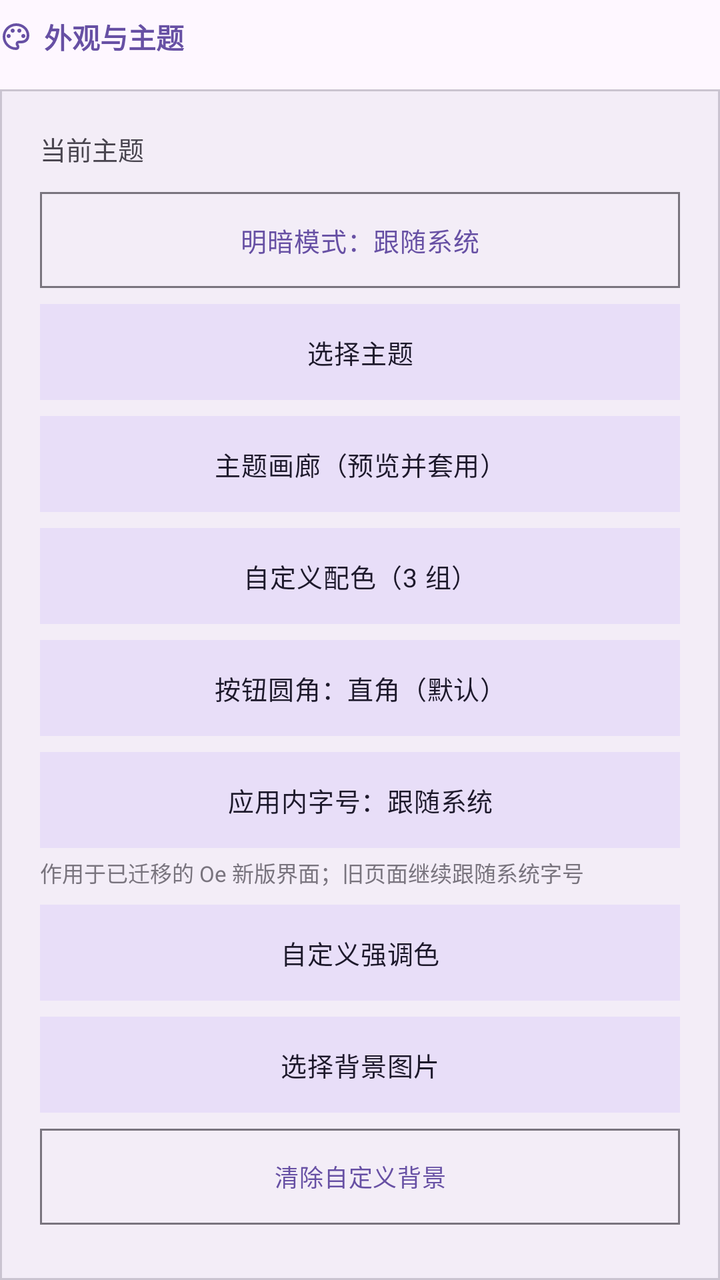
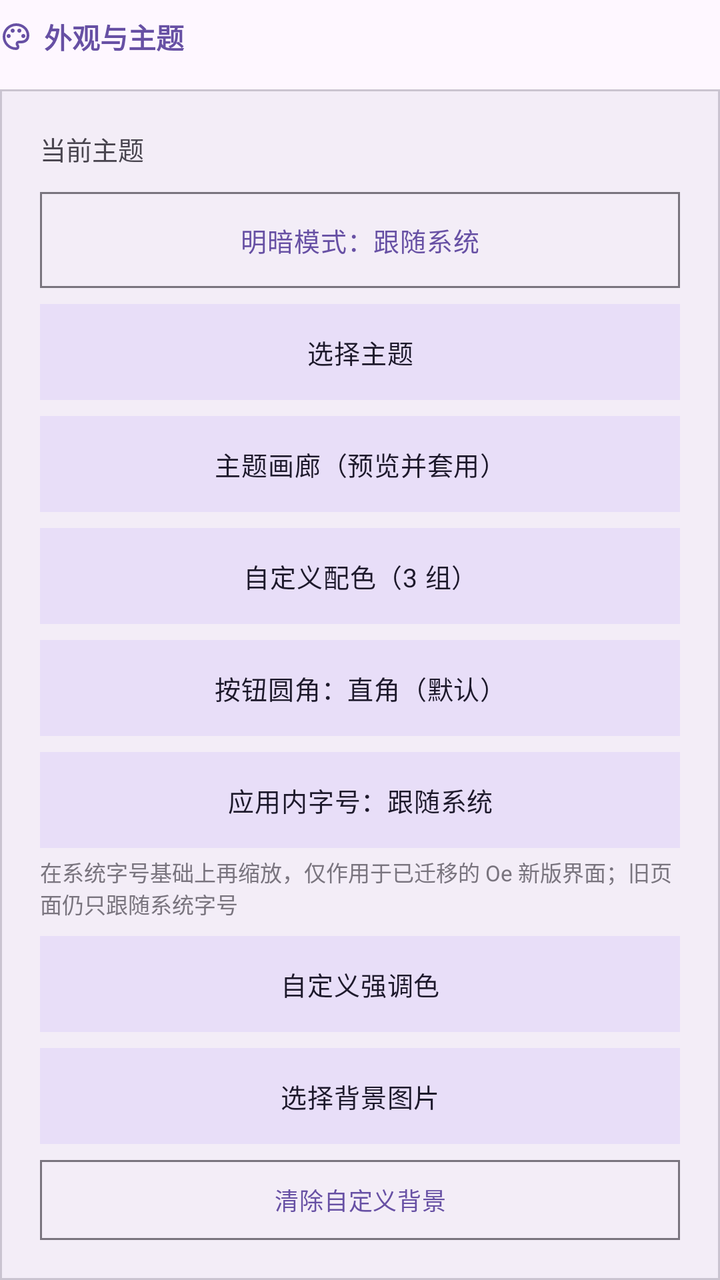

Before-and-after screenshots of an Android layout around one commit, followed by the original layout XML and the change that was made.
<!-- AndroidManifest.xml: application theme Theme.Orchestella -->
<!-- res/layout/layout_settings_section_appearance.xml -->
<?xml version="1.0" encoding="utf-8"?>
<LinearLayout xmlns:android="http://schemas.android.com/apk/res/android"
    xmlns:app="http://schemas.android.com/apk/res-auto"
    android:layout_width="match_parent"
    android:layout_height="wrap_content"
    android:orientation="vertical">

    <LinearLayout
        style="@style/Widget.Orchestella.InlineIconRow"
        android:layout_width="wrap_content"
        android:layout_height="wrap_content"
        android:layout_marginTop="@dimen/oe_space_sm"
        android:layout_marginBottom="@dimen/oe_space_sm">

        <ImageView
            style="@style/Widget.Orchestella.InlineIcon"
            app:srcCompat="@drawable/ic_sym_palette"
            app:tint="?attr/colorPrimary" />

        <TextView
            android:layout_width="wrap_content"
            android:layout_height="wrap_content"
            android:text="外观与主题"
            android:textSize="14sp"
            android:textStyle="bold"
            android:textColor="?attr/colorPrimary" />
    </LinearLayout>

    <com.google.android.material.card.MaterialCardView
        android:id="@+id/card_settings_theme"
        android:layout_width="match_parent"
        android:layout_height="wrap_content"
        android:layout_marginTop="@dimen/oe_space_sm"
        app:cardCornerRadius="0dp"
        app:cardElevation="0dp"
        app:strokeWidth="1dp"
        app:strokeColor="?attr/colorOutlineVariant"
        app:cardBackgroundColor="?attr/colorSurfaceContainer">

        <LinearLayout
            android:layout_width="match_parent"
            android:layout_height="wrap_content"
            android:orientation="vertical"
            android:padding="@dimen/oe_space_xl">

            <TextView
                android:id="@+id/txt_settings_theme_summary"
                android:layout_width="match_parent"
                android:layout_height="wrap_content"
                android:layout_marginBottom="@dimen/oe_space_md"
                android:text="当前主题"
                android:textSize="13sp"
                android:accessibilityLiveRegion="polite"
                android:textColor="?attr/colorOnSurfaceVariant" />

            <com.google.android.material.button.MaterialButton
                android:id="@+id/btn_pick_theme_mode"
                style="@style/Widget.Orchestella.Button.Outlined"
                android:layout_width="match_parent"
                android:layout_height="wrap_content"
                android:minHeight="48dp"
                android:insetTop="0dp"
                android:insetBottom="0dp"
                app:cornerRadius="0dp"
                android:text="明暗模式：跟随系统"
                android:textSize="13sp" />

            <com.google.android.material.button.MaterialButton
                android:id="@+id/btn_pick_theme"
                style="@style/Widget.Orchestella.Button.Tonal"
                android:layout_width="match_parent"
                android:layout_height="wrap_content"
                android:layout_marginTop="@dimen/oe_space_sm"
                android:minHeight="48dp"
                android:insetTop="0dp"
                android:insetBottom="0dp"
                app:cornerRadius="0dp"
                android:text="选择主题"
                android:textSize="13sp" />

            
            <com.google.android.material.button.MaterialButton
                android:id="@+id/btn_open_theme_gallery"
                style="@style/Widget.Orchestella.Button.Tonal"
                android:layout_width="match_parent"
                android:layout_height="wrap_content"
                android:layout_marginTop="@dimen/oe_space_sm"
                android:minHeight="48dp"
                android:insetTop="0dp"
                android:insetBottom="0dp"
                app:cornerRadius="0dp"
                android:text="@string/theme_gallery_entry"
                android:textSize="13sp" />

            <com.google.android.material.button.MaterialButton
                android:id="@+id/btn_pick_custom_theme"
                style="@style/Widget.Orchestella.Button.Tonal"
                android:layout_width="match_parent"
                android:layout_height="wrap_content"
                android:minHeight="48dp"
                android:layout_marginTop="@dimen/oe_space_sm"
                android:insetTop="0dp"
                android:insetBottom="0dp"
                app:cornerRadius="0dp"
                android:text="自定义配色（3 组）"
                android:textSize="13sp" />

            <com.google.android.material.button.MaterialButton
                android:id="@+id/btn_pick_corner_radius"
                style="@style/Widget.Orchestella.Button.Tonal"
                android:layout_width="match_parent"
                android:layout_height="wrap_content"
                android:minHeight="48dp"
                android:layout_marginTop="@dimen/oe_space_sm"
                android:insetTop="0dp"
                android:insetBottom="0dp"
                app:cornerRadius="0dp"
                android:text="按钮圆角：直角（默认）"
                android:textSize="13sp" />

            
            <com.google.android.material.button.MaterialButton
                android:id="@+id/btn_pick_text_scale"
                style="@style/Widget.Orchestella.Button.Tonal"
                android:layout_width="match_parent"
                android:layout_height="wrap_content"
                android:layout_marginTop="@dimen/oe_space_sm"
                android:minHeight="48dp"
                android:insetTop="0dp"
                android:insetBottom="0dp"
                app:cornerRadius="0dp"
                android:text="应用内字号：跟随系统"
                android:textSize="13sp" />

            <TextView
                android:id="@+id/txt_settings_text_scale_hint"
                android:layout_width="match_parent"
                android:layout_height="wrap_content"
                android:layout_marginTop="@dimen/oe_space_xs"
                android:text="作用于已迁移的 Oe 新版界面；旧页面继续跟随系统字号"
                android:textSize="11sp"
                android:textColor="?attr/colorOutline" />

            <com.google.android.material.button.MaterialButton
                android:id="@+id/btn_pick_accent"
                style="@style/Widget.Orchestella.Button.Tonal"
                android:layout_width="match_parent"
                android:layout_height="wrap_content"
                android:minHeight="48dp"
                android:layout_marginTop="@dimen/oe_space_sm"
                android:insetTop="0dp"
                android:insetBottom="0dp"
                app:cornerRadius="0dp"
                android:text="自定义强调色"
                android:textSize="13sp" />

            <com.google.android.material.button.MaterialButton
                android:id="@+id/btn_pick_background"
                style="@style/Widget.Orchestella.Button.Tonal"
                android:layout_width="match_parent"
                android:layout_height="wrap_content"
                android:minHeight="48dp"
                android:layout_marginTop="@dimen/oe_space_sm"
                android:insetTop="0dp"
                android:insetBottom="0dp"
                app:cornerRadius="0dp"
                android:text="选择背景图片"
                android:textSize="13sp" />

            <com.google.android.material.button.MaterialButton
                android:id="@+id/btn_clear_background"
                style="@style/Widget.Orchestella.Button.Outlined"
                android:layout_width="match_parent"
                android:layout_height="wrap_content"
                android:minHeight="48dp"
                android:layout_marginTop="@dimen/oe_space_sm"
                android:insetTop="0dp"
                android:insetBottom="0dp"
                app:cornerRadius="0dp"
                android:text="清除自定义背景"
                android:textSize="12sp" />

            <com.google.android.material.button.MaterialButton
                android:id="@+id/btn_pick_terminal_background"
                style="@style/Widget.Orchestella.Button.Tonal"
                android:layout_width="match_parent"
                android:layout_height="wrap_content"
                android:minHeight="48dp"
                android:layout_marginTop="@dimen/oe_space_sm"
                android:insetTop="0dp"
                android:insetBottom="0dp"
                app:cornerRadius="0dp"
                android:text="选择终端背景图片"
                android:textSize="13sp" />

            <com.google.android.material.button.MaterialButton
                android:id="@+id/btn_clear_terminal_background"
                style="@style/Widget.Orchestella.Button.Outlined"
                android:layout_width="match_parent"
                android:layout_height="wrap_content"
                android:minHeight="48dp"
                android:layout_marginTop="@dimen/oe_space_sm"
                android:insetTop="0dp"
                android:insetBottom="0dp"
                app:cornerRadius="0dp"
                android:text="清除终端背景"
                android:textSize="12sp" />

            <TextView
                android:id="@+id/txt_settings_theme_applies_live"
                android:layout_width="match_parent"
                android:layout_height="wrap_content"
                android:layout_marginTop="@dimen/oe_space_md"
                android:text="主题、配色、圆角与背景立即生效，无需重启"
                android:textSize="12sp"
                android:textColor="?attr/colorOutline" />

            
            <View
                android:layout_width="match_parent"
                android:layout_height="1dp"
                android:layout_marginTop="@dimen/oe_space_md"
                android:layout_marginBottom="@dimen/oe_space_md"
                android:background="?attr/colorOutlineVariant" />

            <LinearLayout
                android:layout_width="match_parent"
                android:layout_height="wrap_content"
                android:orientation="horizontal"
                android:gravity="center_vertical">

                <LinearLayout
                    android:layout_width="0dp"
                    android:layout_height="wrap_content"
                    android:layout_weight="1"
                    android:orientation="vertical">

                    <TextView
                        android:layout_width="wrap_content"
                        android:layout_height="wrap_content"
                        android:text="光标周期性闪烁动画"
                        android:textSize="15sp"
                        android:textStyle="bold"
                        android:textColor="?attr/colorOnSurface" />

                    <TextView
                        android:layout_width="wrap_content"
                        android:layout_height="wrap_content"
                        android:layout_marginTop="@dimen/oe_space_xs"
                        android:text="关闭后保持光标可见；偏好会保存并立即应用"
                        android:textSize="12sp"
                        android:textColor="?attr/colorOutline" />
                </LinearLayout>

                <com.google.android.material.materialswitch.MaterialSwitch
                    android:id="@+id/switch_settings_cursor_blink"
                    android:layout_width="wrap_content"
                    android:layout_height="wrap_content"
                    android:minWidth="48dp"
                    android:minHeight="48dp"
                    android:contentDescription="终端光标闪烁"
                    android:checked="true" />
            </LinearLayout>

            <View
                android:layout_width="match_parent"
                android:layout_height="1dp"
                android:layout_marginTop="@dimen/oe_space_md"
                android:layout_marginBottom="@dimen/oe_space_md"
                android:background="?attr/colorOutlineVariant" />

            <TextView
                android:layout_width="wrap_content"
                android:layout_height="wrap_content"
                android:text="配色与字体规范"
                android:textSize="15sp"
                android:textStyle="bold"
                android:textColor="?attr/colorOnSurface" />

            <TextView
                android:id="@+id/txt_settings_terminal_palette"
                android:layout_width="match_parent"
                android:layout_height="wrap_content"
                android:layout_marginTop="@dimen/oe_space_xs"
                android:text="配色与 16 色 ANSI 调色板跟随当前主题\n字体：等宽对齐"
                android:textSize="12sp"
                android:textColor="?attr/colorOutline" />

            
            <TextView
                android:id="@+id/tv_terminal_scrim_label"
                android:layout_width="wrap_content"
                android:layout_height="wrap_content"
                android:layout_marginTop="@dimen/oe_space_lg"
                android:text="背景遮罩浓度：70%"
                android:textSize="12sp"
                android:textColor="?attr/colorOnSurfaceVariant" />

            <SeekBar
                android:id="@+id/seek_terminal_scrim"
                android:layout_width="match_parent"
                android:layout_height="wrap_content"
                android:minHeight="48dp"
                android:contentDescription="背景遮罩浓度"
                android:max="90" />

            <TextView
                android:id="@+id/txt_settings_scrim_hint"
                android:layout_width="match_parent"
                android:layout_height="wrap_content"
                android:layout_marginTop="@dimen/oe_space_xs"
                android:text="仅作用于终端背景图片上方的遮罩；未选择终端背景图时不显示效果。"
                android:textSize="11sp"
                android:textColor="?attr/colorOutline" />

            <TextView
                android:id="@+id/tv_ui_surface_opacity_label"
                android:layout_width="wrap_content"
                android:layout_height="wrap_content"
                android:layout_marginTop="@dimen/oe_space_lg"
                android:text="界面表面不透明度：100%"
                android:textSize="12sp"
                android:textColor="?attr/colorOnSurfaceVariant" />

            <SeekBar
                android:id="@+id/seek_ui_surface_opacity"
                android:layout_width="match_parent"
                android:layout_height="wrap_content"
                android:minHeight="48dp"
                android:contentDescription="界面表面不透明度"
                android:max="45" />

            <TextView
                android:id="@+id/txt_settings_opacity_hint"
                android:layout_width="match_parent"
                android:layout_height="wrap_content"
                android:layout_marginTop="@dimen/oe_space_xs"
                android:text="作用于卡片、顶栏、抽屉等界面表面；55% 为可读性下限。"
                android:textSize="11sp"
                android:textColor="?attr/colorOutline" />

            <TextView
                android:id="@+id/tv_font_size_label"
                android:layout_width="wrap_content"
                android:layout_height="wrap_content"
                android:layout_marginTop="@dimen/oe_space_lg"
                android:text="终端字号：14sp"
                android:textSize="12sp"
                android:textColor="?attr/colorOnSurfaceVariant" />

            <SeekBar
                android:id="@+id/seek_terminal_font"
                android:layout_width="match_parent"
                android:layout_height="wrap_content"
                android:minHeight="48dp"
                android:contentDescription="终端字号"
                android:min="0"
                android:max="12" />

            <TextView
                android:id="@+id/tv_letter_spacing_label"
                android:layout_width="wrap_content"
                android:layout_height="wrap_content"
                android:layout_marginTop="@dimen/oe_space_sm"
                android:text="终端字间距：0.00em"
                android:textSize="12sp"
                android:textColor="?attr/colorOnSurfaceVariant" />

            <SeekBar
                android:id="@+id/seek_letter_spacing"
                android:layout_width="match_parent"
                android:layout_height="wrap_content"
                android:minHeight="48dp"
                android:contentDescription="终端字间距"
                android:max="20" />

            <TextView
                android:id="@+id/tv_line_spacing_label"
                android:layout_width="wrap_content"
                android:layout_height="wrap_content"
                android:layout_marginTop="@dimen/oe_space_sm"
                android:text="终端额外行距：0px"
                android:textSize="12sp"
                android:textColor="?attr/colorOnSurfaceVariant" />

            <SeekBar
                android:id="@+id/seek_terminal_line_spacing"
                android:layout_width="match_parent"
                android:layout_height="wrap_content"
                android:minHeight="48dp"
                android:contentDescription="终端额外行距"
                android:max="8" />
        </LinearLayout>
    </com.google.android.material.card.MaterialCardView>

</LinearLayout>
<!-- resources referenced by this layout -->
<resources>
  <dimen name="oe_space_lg">16dp</dimen>
  <dimen name="oe_space_md">12dp</dimen>
  <dimen name="oe_space_sm">8dp</dimen>
  <dimen name="oe_space_xl">20dp</dimen>
  <dimen name="oe_space_xs">4dp</dimen>
  <!-- drawable ic_sym_palette (drawable) -->
  <vector xmlns:android="http://schemas.android.com/apk/res/android"
      android:width="24dp"
      android:height="24dp"
      android:viewportWidth="960"
      android:viewportHeight="960">
    
    <group android:translateY="960">
      <path
          android:fillColor="?android:attr/colorControlNormal"
          android:pathData="M480-80q-82 0-155-31.5t-127.5-86Q143-252 111.5-325T80-480q0-83 32.5-156t88-127Q256-817 330-848.5T488-880q80 0 151 27.5t124.5 76q53.5 48.5 85 115T880-518q0 115-70 176.5T640-280h-74q-9 0-12.5 5t-3.5 11q0 12 15 34.5t15 51.5q0 50-27.5 74T480-80Zm0-400Zm-220 40q26 0 43-17t17-43q0-26-17-43t-43-17q-26 0-43 17t-17 43q0 26 17 43t43 17Zm120-160q26 0 43-17t17-43q0-26-17-43t-43-17q-26 0-43 17t-17 43q0 26 17 43t43 17Zm200 0q26 0 43-17t17-43q0-26-17-43t-43-17q-26 0-43 17t-17 43q0 26 17 43t43 17Zm120 160q26 0 43-17t17-43q0-26-17-43t-43-17q-26 0-43 17t-17 43q0 26 17 43t43 17ZM480-160q9 0 14.5-5t5.5-13q0-14-15-33t-15-57q0-42 29-67t71-25h70q66 0 113-38.5T800-518q0-121-92.5-201.5T488-800q-136 0-232 93t-96 227q0 133 93.5 226.5T480-160Z" />
    </group>
  </vector>
  <string name="theme_gallery_entry">主题画廊（预览并套用）</string>
  <style name="Widget.Orchestella.Button.Outlined" parent="Widget.Material3.Button.OutlinedButton">
          <item name="cornerRadius">@dimen/oe_corner_md</item>
          <item name="android:textAppearance">@style/TextAppearance.Orchestella.LabelEmphasized</item>
      </style>
  <style name="Widget.Orchestella.Button.Tonal" parent="Widget.Material3.Button.TonalButton">
          <item name="cornerRadius">@dimen/oe_corner_md</item>
          <item name="android:textAppearance">@style/TextAppearance.Orchestella.LabelEmphasized</item>
      </style>
  <style name="Widget.Orchestella.InlineIcon" parent="">
          <item name="android:layout_width">@dimen/oe_icon_inline</item>
          <item name="android:layout_height">@dimen/oe_icon_inline</item>
          <item name="android:layout_marginEnd">@dimen/oe_icon_inline_gap</item>
          <item name="android:scaleType">centerInside</item>
          <item name="android:importantForAccessibility">no</item>
      </style>
  <style name="Widget.Orchestella.InlineIconRow" parent="">
          <item name="android:layout_width">wrap_content</item>
          <item name="android:layout_height">wrap_content</item>
          <item name="android:orientation">horizontal</item>
          <item name="android:gravity">center_vertical</item>
      </style>
  <style name="Theme.Orchestella" parent="Theme.Material3.DayNight.NoActionBar">
          <item name="android:fontFamily">sans-serif</item>
          <item name="android:windowActionModeOverlay">true</item>
          <item name="android:statusBarColor">@android:color/transparent</item>
          <item name="android:navigationBarColor">@android:color/transparent</item>
          
          <item name="android:windowAnimationStyle">@style/Animation.Orchestella.Activity</item>
      </style>
  <dimen name="oe_corner_md">12dp</dimen>
  <style name="TextAppearance.Orchestella.LabelEmphasized" parent="TextAppearance.Material3.LabelMedium">
          <item name="android:letterSpacing">0.02</item>
      </style>
  <dimen name="oe_icon_inline">16dp</dimen>
  <dimen name="oe_icon_inline_gap">6dp</dimen>
  <!-- unchanged entries left out for length: 1 -->
</resources>

<!-- the commit's change to res/layout/layout_settings_section_appearance.xml (unified diff, before → after) -->
@@ -137,7 +137,7 @@
                 android:layout_width="match_parent"
                 android:layout_height="wrap_content"
                 android:layout_marginTop="@dimen/oe_space_xs"
-                android:text="作用于已迁移的 Oe 新版界面；旧页面继续跟随系统字号"
+                android:text="在系统字号基础上再缩放，仅作用于已迁移的 Oe 新版界面；旧页面仍只跟随系统字号"
                 android:textSize="11sp"
                 android:textColor="?attr/colorOutline" />
 
